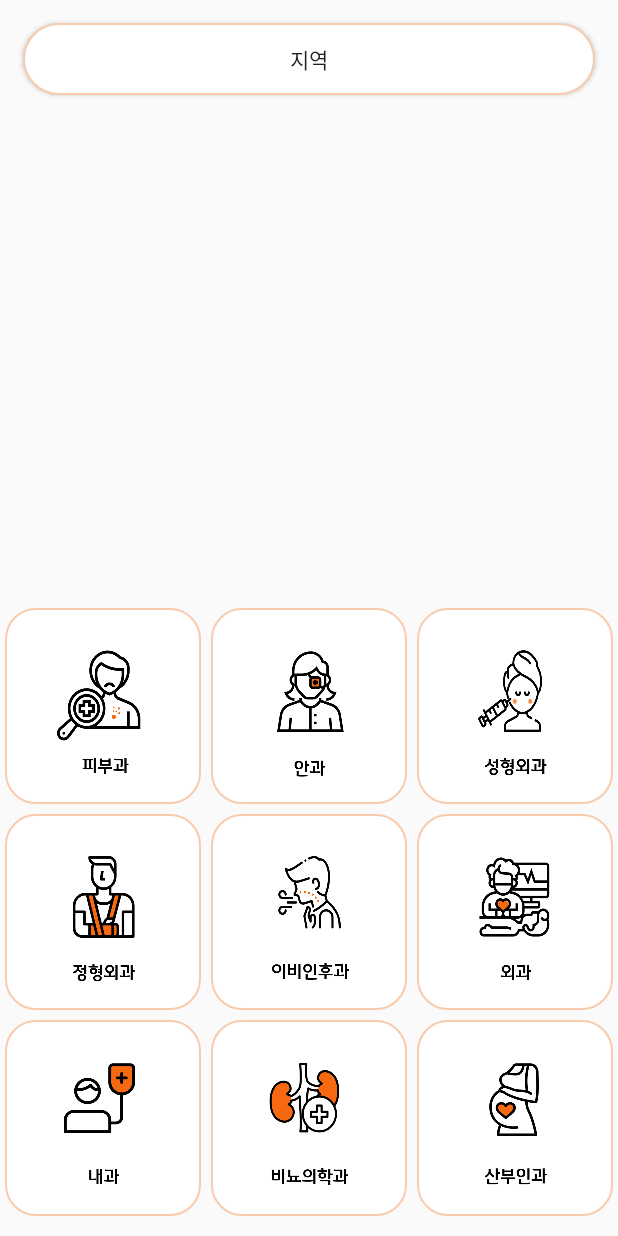
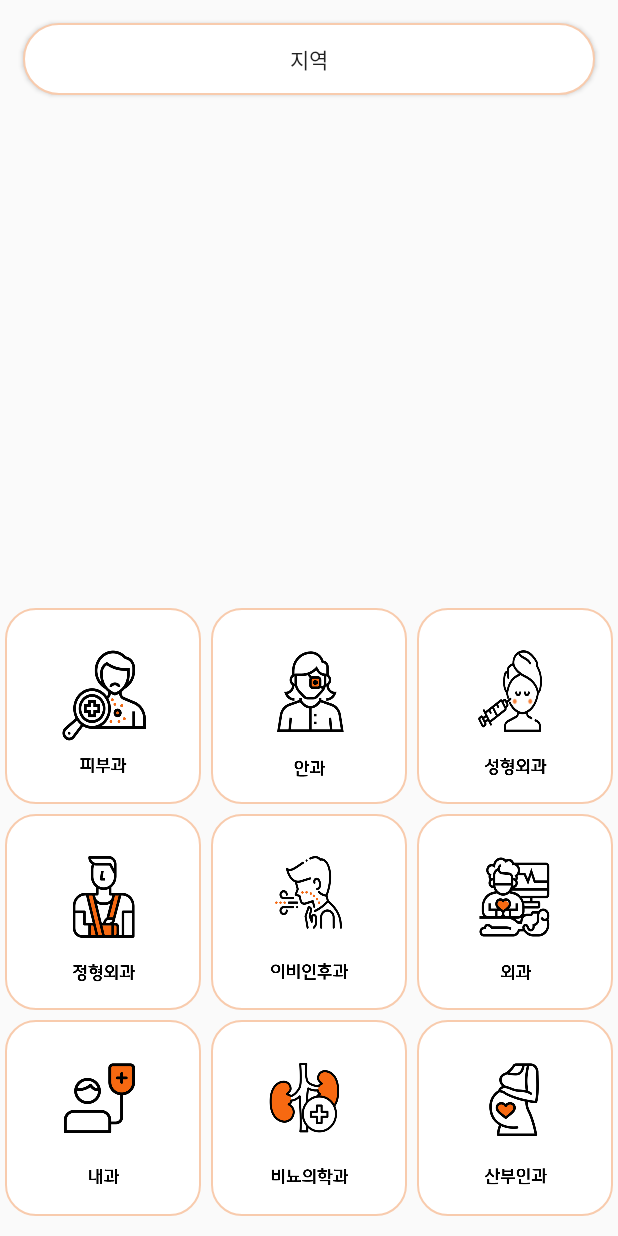
Before and after one commit to Wijinhyun/Api_test, an Android app: the screen it shows after launch (MainActivity), on a phone screen of 412 x 824 dp. Run offline under Robolectric (Android 15) with nearby library versions, the phone set to English and light mode, and no system bars.

Commit message:
아이콘수정

```diff
--- a/app/src/main/res/layout/activity_main.xml
+++ b/app/src/main/res/layout/activity_main.xml
@@ -45,7 +45,7 @@
                 android:background="@drawable/border_layout"
                 android:fontFamily="@font/hangeulnurib"
                 android:scaleType="fitCenter"
-                android:src="@drawable/icon_dermatology" />
+                android:src="@drawable/icon_dermatology3" />
 
             <com.example.api_test.SquareButton
                 android:id="@+id/btn_Ophthalmology"
@@ -97,7 +97,7 @@
                 android:background="@drawable/border_layout"
                 android:fontFamily="@font/hangeulnurib"
                 android:scaleType="fitCenter"
-                android:src="@drawable/icon_ent" />
+                android:src="@drawable/icon_ent2" />
 
             <com.example.api_test.SquareButton
                 android:id="@+id/btn_Surgical"
```
Also changed, not shown: app/src/main/res/drawable/icon_dermatology2.png (added), app/src/main/res/drawable/icon_dermatology3.png (added), app/src/main/res/drawable/icon_ent2.png (added).
